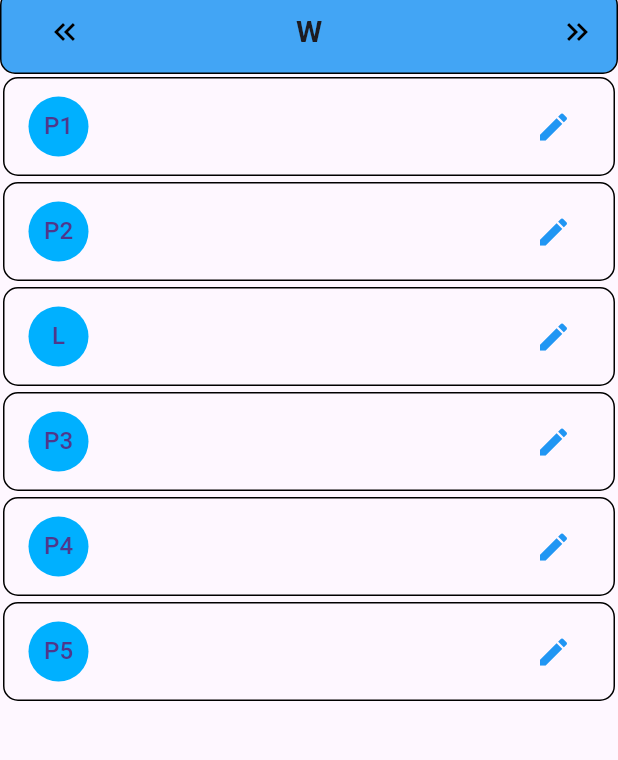
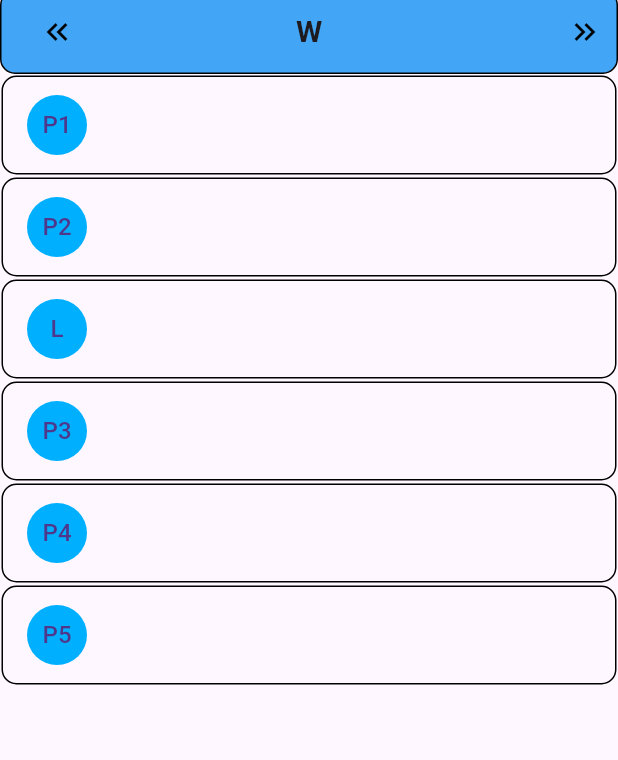
Before and after one commit to timjlittle/FlutterTimetableApp, a Flutter app: the screen it shows after launch, on a phone screen of 412 x 824 dp, the part 94-854 px from its top. Run offline on Flutter 3.47's test engine with Material 2 defaults, Android fonts, the phone set to English and light mode, and no system bars; our stand-ins replace go_router; missing offline and left inert: window_size.

Commit message:
Week view
Got week view working plus tweaked buttons and UI

```diff
--- a/lib/main.dart
+++ b/lib/main.dart
@@ -66,11 +66,11 @@ class MyAppState extends ChangeNotifier {
 
     //print("Swiped");
 
-      if (details.primaryVelocity! > 0) {
+      if (details.primaryVelocity! < 0) {
         moveLeft();
 
         //print ("right: " + currentDay.weekday.toString());
-      } else if (details.primaryVelocity! < 0) {
+      } else if (details.primaryVelocity! > 0) {
         moveRight();
 
         //print ("left: " + currentDay.weekday.toString());
@@ -176,7 +176,18 @@ class MyHomePage extends StatelessWidget {
   @override
   Widget build(BuildContext context) {
     var appState = context.watch<MyAppState>();
+    bool isPortrait = false;
 
+    double width = MediaQuery.of(context).size.width;
+
+    isPortrait = width < 700;
+
+    DateTime currentDay = appState.currentDay;
+
+    if (!isPortrait) {
+      while (currentDay.weekday > 1) {
+        currentDay = currentDay.subtract(Duration(days: 1));
+      }
       return Scaffold(
         appBar: AppBar(
           title: const Text('Tim\'s Timetable App'),
@@ -184,10 +195,26 @@ class MyHomePage extends StatelessWidget {
         body: Center(
             child: GestureDetector(
                 onHorizontalDragEnd: (DragEndDetails details){appState.handleSwipe(details);},
-        child: DayPage()
+                child: WeekPage() //currentDay: currentDay
+
             )
 
         ),
       );
+    } else {
+      return Scaffold(
+        appBar: AppBar(
+          title: const Text('Tim\'s Timetable App'),
+        ),
+        body: Center(
+
+              child:DayPage(currentDay: currentDay, showArrows:true)
+
+
+        ),
+      );
+    }
+
+
   }
 }
--- a/lib/screens/day.dart
+++ b/lib/screens/day.dart
@@ -51,7 +51,7 @@ class EdittableLesson extends StatelessWidget {
 
     return Container(
       decoration: BoxDecoration(
-          color : Colors.white,
+          color : const Color(0xfff3f3db),
           border: Border.all(
               width: 1,
               color: Colors.black
@@ -60,6 +60,29 @@ class EdittableLesson extends StatelessWidget {
       ),
           child: Column(
             children: <Widget>[
+              Row (
+                  children: [
+                    CircleAvatar(
+                      backgroundColor: Colors.lightBlueAccent.shade400,
+                      child: Text(timetable.getLessonName(dayNo, lessNo)),
+                    ),
+                    Spacer(),
+                    IconButton(
+                      padding: const EdgeInsets.all(0),
+                      alignment: Alignment.centerRight,
+                      icon: (const Icon(Icons.check)),
+                      color: Colors.green,
+                      onPressed: _localSavePressed,
+                    ),
+                    IconButton(
+                      padding: const EdgeInsets.all(0),
+                      alignment: Alignment.centerRight,
+                      icon: (const Icon(Icons.close)),
+                      color: Colors.red,
+                      onPressed: _localDiscardPressed,
+                    ),
+                  ]
+              ),
 
               Container(
                   padding: EdgeInsets.all(10.0),
@@ -90,24 +113,7 @@ class EdittableLesson extends StatelessWidget {
                   )
               ),
 
-              Row (
-                  children: [
-                    IconButton(
-                      padding: const EdgeInsets.all(0),
-                      alignment: Alignment.centerRight,
-                      icon: (const Icon(Icons.save)),
-                      color: Colors.blue[500],
-                      onPressed: _localSavePressed,
-                    ),
-                    IconButton(
-                      padding: const EdgeInsets.all(0),
-                      alignment: Alignment.centerRight,
-                      icon: (const Icon(Icons.delete)),
-                      color: Colors.blue[500],
-                      onPressed: _localDiscardPressed,
-                    ),
-                  ]
-              )
+
               /*
               RaisedButton(
                 onPressed: () => getItemAndNavigate(context),
@@ -142,8 +148,10 @@ class StaticLesson extends StatelessWidget {
     TimetableModel timetable = Provider.of<TimetableModel>(context);
 
     return Padding(
-    padding: EdgeInsets.all(2.0),
-    child : Container(
+    padding: EdgeInsets.all(1.0),
+    child : GestureDetector(
+      onLongPress: _localEditClick,
+      child:Container(
       decoration: BoxDecoration(
           border: Border.all(
             width: 1,
@@ -159,31 +167,35 @@ class StaticLesson extends StatelessWidget {
     ),
     title:Row (
     children : [
-    Column (
+    Flexible( child:Column (
         crossAxisAlignment: CrossAxisAlignment.start,
         mainAxisSize: MainAxisSize.max,
       children : [
-        Text(timetable.getLessonSubject(dayNum, lessNo)),
-        Text(timetable.getLessonRoom(dayNum, lessNo)),
-        ]),
-        Spacer(),
-        IconButton(
-          padding: const EdgeInsets.all(0),
-          alignment: Alignment.centerRight,
-          icon: (const Icon(Icons.edit)),
-          color: Colors.blue[500],
-          onPressed: _localEditClick,
-        ),
+
+            Text(timetable.getLessonSubject(dayNum, lessNo), overflow: TextOverflow.ellipsis,),
+        Text(timetable.getLessonRoom(dayNum, lessNo),overflow: TextOverflow.ellipsis,),
+        ])),
+        // Spacer(),
+        // IconButton(
+        //   padding: const EdgeInsets.all(0),
+        //   alignment: Alignment.centerRight,
+        //   icon: (const Icon(Icons.edit)),
+        //   color: Colors.blue[500],
+        //   onPressed: _localEditClick,
+        // ),
     ]),
       ),
     ),
-    );
+    ));
   }
 
 }
 
 class DayPage extends StatelessWidget {
+  DateTime currentDay;
+  bool showArrows;
 
+  DayPage ({required this.currentDay, required this.showArrows});
 
   @override
   Widget build(BuildContext context) {
@@ -191,18 +203,19 @@ class DayPage extends StatelessWidget {
     //TimetableModel timetable = appState.timetable;
     TimetableModel timetable = Provider.of<TimetableModel>(context);
 
-    DateTime currentDay = appState.currentDay;
-
-    //print ("build day");
-    //print (currentDay.weekday.toString());
-
-    while (currentDay.weekday > 5){
-      currentDay.add(Duration(days:1));
-    }
-
+    // DateTime currentDay = appState.currentDay;
+    //
+    // //print ("build day");
+    // //print (currentDay.weekday.toString());
+    //
+    // while (currentDay.weekday > 5){
+    //   currentDay.add(Duration(days:1));
+    // }
+    //
     int dayNum = currentDay.weekday;
 
     return ListView(
+
       children: [
         Container(
           height: 56.0,
@@ -212,9 +225,9 @@ class DayPage extends StatelessWidget {
                   color: Colors.black
               ),
               borderRadius: BorderRadius.circular(10)),
-          padding: const EdgeInsets.all(10),
+          padding: const EdgeInsets.all(5),
           child: Row (
-            children : [
+            children : [ if (showArrows)
               IconButton(
               padding: const EdgeInsets.all(0),
               alignment: Alignment.centerRight,
@@ -229,7 +242,7 @@ class DayPage extends StatelessWidget {
               fontSize: 20.0,
     ),),
               Spacer(),
-
+              if (showArrows)
                 IconButton(
                   padding: const EdgeInsets.all(0),
                   alignment: Alignment.centerRight,
```
Also changed, not shown: lib/screens/week.dart (+85 -10 lines). Lines whose indentation alone changed are shown as unchanged.
